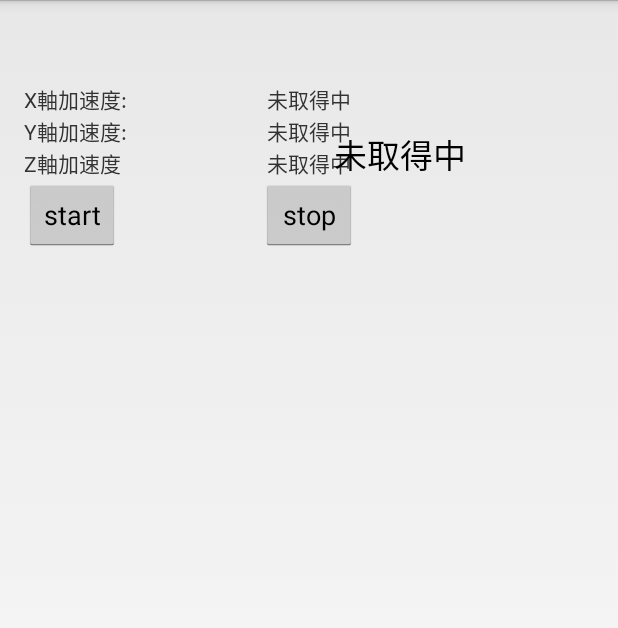
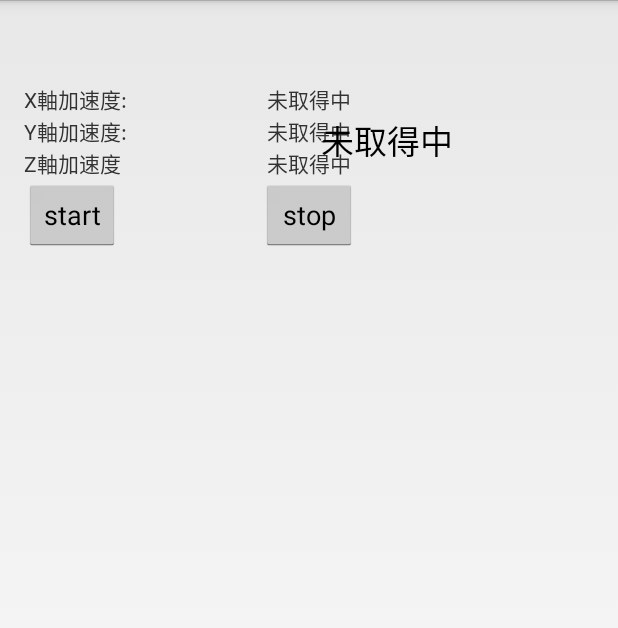
Before and after one commit to tyokaen/jiayuan_pbl, an Android app: the TestActivity screen opened directly, with no data from a screen before it, on a phone screen of 412 x 824 dp. Shown: the top 628 px of the screen. Run offline under Robolectric (Android 15) with nearby library versions, the phone set to English and light mode, and no system bars; libraries missing offline, so code that uses them is left out: org.achartengine, org.achartengine.chart, org.achartengine.model, org.achartengine.renderer; 53 statements that could not run were skipped.

Commit message:
春ABデモ

```diff
--- a/PBL/app/src/main/res/layout/activity_test.xml
+++ b/PBL/app/src/main/res/layout/activity_test.xml
@@ -93,9 +93,9 @@
         android:textAppearance="?android:attr/textAppearanceLarge"
         android:text="省電力モード"
         android:id="@+id/dValue"
-        android:layout_above="@+id/button2"
-        android:layout_alignParentEnd="true"
-        android:layout_marginEnd="85dp" />
+        android:layout_alignTop="@+id/yValue"
+        android:layout_alignEnd="@+id/mainLayout"
+        android:layout_marginEnd="94dp" />
 
     <LinearLayout
         android:id="@+id/mainLayout"
@@ -116,5 +116,13 @@
             android:id="@+id/chart"></LinearLayout>
     </LinearLayout>
 
+    <TextView
+        android:layout_width="wrap_content"
+        android:layout_height="wrap_content"
+        android:textAppearance="?android:attr/textAppearanceLarge"
+        android:id="@+id/textView3"
+        android:layout_above="@+id/button2"
+        android:layout_alignEnd="@+id/mainLayout" />
+
 
 </RelativeLayout>
```
Also changed, not shown: PBL/app/src/main/java/com/example/student/pbl/TestActivity.java (+62 -34 lines).
